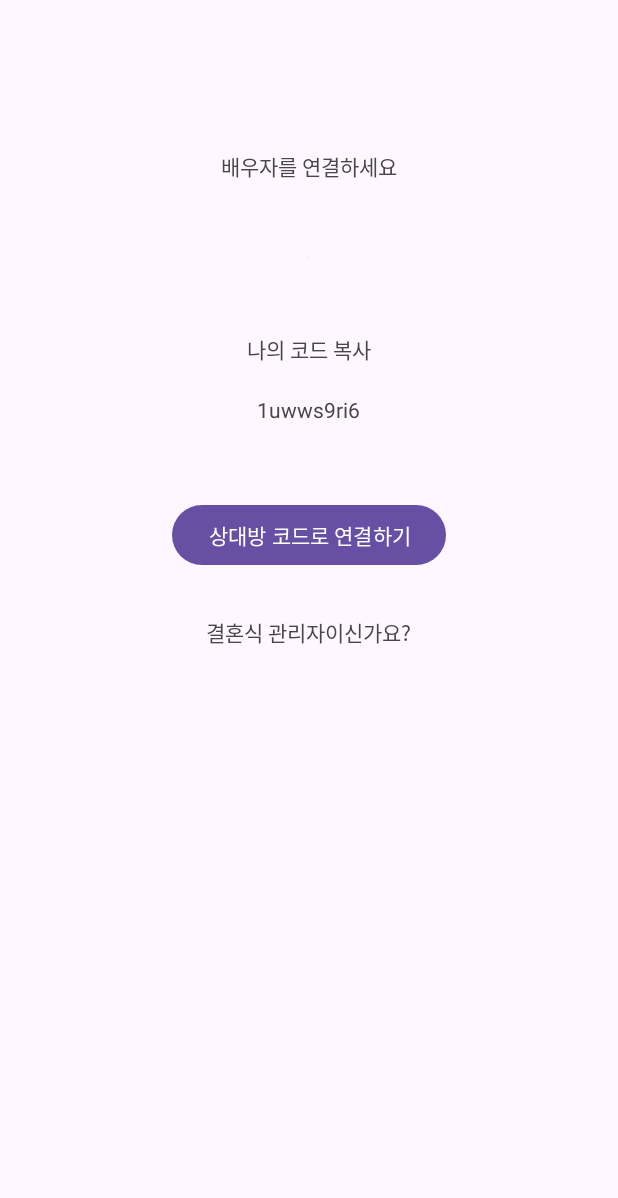
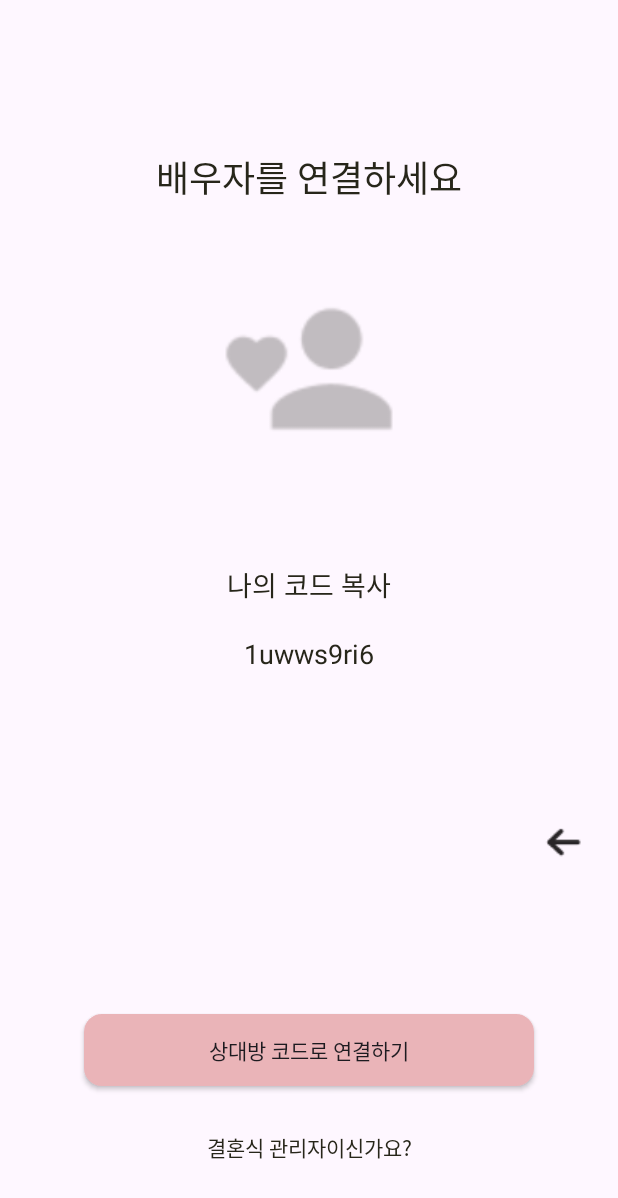
Before and after one commit to festal-kestrel/wedding-book-keeper-android, an Android app: the layout activity_partner_connect.xml on its own in the app's theme, with its tools: preview values and no code run, on a phone screen of 412 x 824 dp. Shown: the top 1198 px of the screen. Run offline under Robolectric (Android 15) with nearby library versions, the phone set to English and light mode, and no system bars.

Commit message:
feat: ConstraintLayout으로 변경 및 버튼 추가
issue: #5

```diff
--- a/app/src/main/res/layout/activity_partner_connect.xml
+++ b/app/src/main/res/layout/activity_partner_connect.xml
@@ -3,49 +3,89 @@
   xmlns:app="http://schemas.android.com/apk/res-auto"
   xmlns:tools="http://schemas.android.com/tools">
 
-  <LinearLayout
+  <androidx.constraintlayout.widget.ConstraintLayout
     android:layout_width="match_parent"
     android:layout_height="match_parent"
-    android:gravity="center_horizontal"
-    android:orientation="vertical">
+    android:gravity="center_horizontal">
 
     <TextView
       android:id="@+id/txt_connect_desc"
       android:layout_width="wrap_content"
       android:layout_height="wrap_content"
       android:layout_marginTop="100dp"
-      android:text="배우자를 연결하세요" />
+      android:text="배우자를 연결하세요"
+      android:textColor="@color/tx_dark_gray"
+      android:textSize="24sp"
+      app:layout_constraintEnd_toEndOf="parent"
+      app:layout_constraintStart_toStartOf="parent"
+      app:layout_constraintTop_toTopOf="parent" />
+
     <ImageView
       android:id="@+id/img_partner"
-      android:layout_width="wrap_content"
-      android:layout_height="wrap_content"
+      android:layout_width="120dp"
+      android:layout_height="120dp"
       android:layout_marginTop="50dp"
-      tools:srcCompat="@tools:sample/avatars" />
+      app:layout_constraintEnd_toEndOf="parent"
+      app:layout_constraintStart_toStartOf="parent"
+      app:layout_constraintTop_toBottomOf="@id/txt_connect_desc"
+      app:srcCompat="@drawable/single_source" />
+
     <TextView
       android:id="@+id/txt_code_desc"
       android:layout_width="wrap_content"
       android:layout_height="wrap_content"
-      android:layout_marginTop="50dp"
-      android:text="나의 코드 복사" />
+      android:layout_marginTop="70dp"
+      android:text="나의 코드 복사"
+      android:textColor="@color/tx_dark_gray"
+      android:textSize="18sp"
+      app:layout_constraintEnd_toEndOf="parent"
+      app:layout_constraintStart_toStartOf="parent"
+      app:layout_constraintTop_toBottomOf="@id/img_partner" />
+
     <TextView
       android:id="@+id/txt_code"
       android:layout_width="wrap_content"
       android:layout_height="wrap_content"
       android:layout_marginTop="20dp"
       android:singleLine="true"
-      android:text="1uwws9ri6" />
-    <Button
+      android:text="1uwws9ri6"
+      android:textColor="@color/tx_dark_gray"
+      android:textSize="18sp"
+      app:layout_constraintEnd_toEndOf="parent"
+      app:layout_constraintStart_toStartOf="parent"
+      app:layout_constraintTop_toBottomOf="@id/txt_code_desc" />
+
+    <androidx.appcompat.widget.AppCompatButton
       android:id="@+id/btn_partner_connect"
       android:layout_width="wrap_content"
       android:layout_height="wrap_content"
-      android:layout_marginTop="50dp"
-      android:text="상대방 코드로 연결하기" />
+      android:layout_marginBottom="100dp"
+      android:background="@drawable/square_pink_btn"
+      android:text="상대방 코드로 연결하기"
+      app:layout_constraintBottom_toBottomOf="parent"
+      app:layout_constraintEnd_toEndOf="parent"
+      app:layout_constraintStart_toStartOf="parent" />
+
     <TextView
       android:id="@+id/txt_admin_link"
       android:layout_width="wrap_content"
       android:layout_height="wrap_content"
       android:layout_marginTop="30dp"
-      android:text="결혼식 관리자이신가요?" />
+      android:text="결혼식 관리자이신가요?"
+      android:textColor="@color/tx_dark_gray"
+      app:layout_constraintEnd_toEndOf="parent"
+      app:layout_constraintStart_toStartOf="parent"
+      app:layout_constraintTop_toBottomOf="@id/btn_partner_connect" />
 
-  </LinearLayout>
+    <ImageView
+      android:id="@+id/imageView"
+      android:layout_width="wrap_content"
+      android:layout_height="wrap_content"
+      android:layout_marginBottom="250dp"
+      android:layout_marginEnd="20dp"
+      app:layout_constraintBottom_toBottomOf="parent"
+      app:layout_constraintEnd_toEndOf="parent"
+      app:srcCompat="@drawable/back_arrow" />
+
+  </androidx.constraintlayout.widget.ConstraintLayout>
 </layout>
```
Also changed, not shown: app/src/main/res/layout/activity_schedule.xml (+33 -14 lines).
